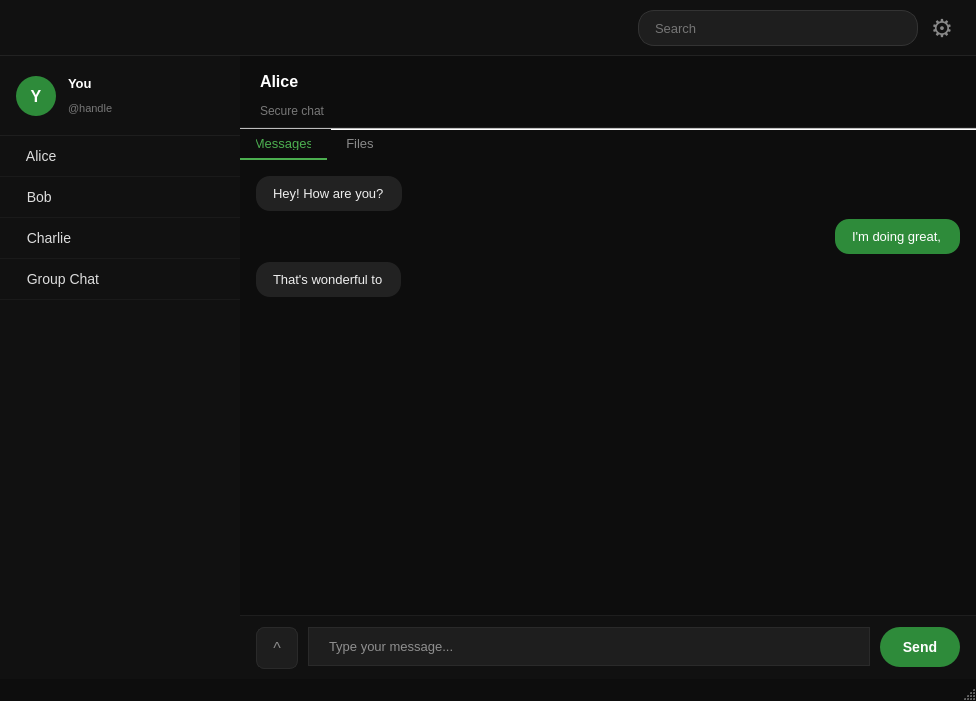
First picture: the form in Peer2Pear_QtProj/mainwindow.ui, repository zjones2142/Peer2Pear, before the edit.
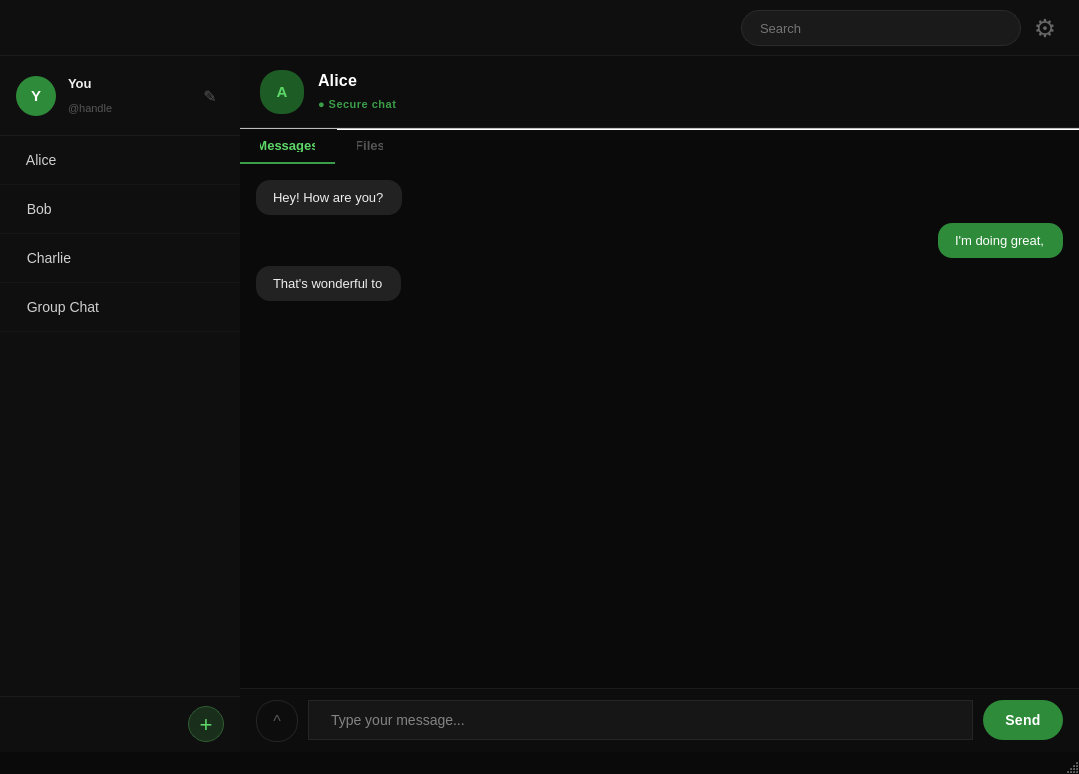
Second picture: the form after the edit.

Patch:
```diff
--- a/Peer2Pear_QtProj/mainwindow.ui
+++ b/Peer2Pear_QtProj/mainwindow.ui
@@ -6,8 +6,8 @@
    <rect>
     <x>0</x>
     <y>0</y>
-    <width>976</width>
-    <height>701</height>
+    <width>1079</width>
+    <height>774</height>
    </rect>
   </property>
   <property name="minimumSize">
@@ -20,49 +20,90 @@
    <string>P2P Chat</string>
   </property>
   <property name="styleSheet">
-   <string notr="true">QMainWindow, QWidget#centralwidget, QWidget#appWidget { background-color: #0d0d0d; color: #ffffff; }
-QWidget#topHeader { background-color: #111111; border-bottom: 1px solid #222222; }
-QLabel#logoLabel { color: #ffffff; font-size: 18px; font-weight: bold; padding-left: 12px; }
-QLineEdit#searchEdit_12 { background-color: #1e1e1e; color: #cccccc; border: 1px solid #333333; border-radius: 16px; padding: 6px 14px; font-size: 13px; }
-QToolButton#settingsBtn_12 { background-color: transparent; border: none; color: #888888; font-size: 18px; padding: 4px; }
-QToolButton#settingsBtn_12:hover { color: #ffffff; }
-QWidget#sidebarWidget { background-color: #111111; border-right: 1px solid #1e1e1e; }
-QWidget#profileWidget { background-color: #111111; border-bottom: 1px solid #1e1e1e; }
-QLabel#profileAvatarLabel { background-color: #2e8b3a; color: #ffffff; font-size: 16px; font-weight: bold; border-radius: 20px; min-width: 40px; max-width: 40px; min-height: 40px; max-height: 40px; }
-QLabel#profileNameLabel { color: #ffffff; font-size: 13px; font-weight: bold; }
-QLabel#profileHandleLabel { color: #777777; font-size: 11px; }
-QListWidget#chatList { background-color: #111111; border: none; outline: none; font-size: 14px; color: #dddddd; }
-QListWidget#chatList::item { padding: 12px 16px; border-bottom: 1px solid #1a1a1a; }
-QListWidget#chatList::item:selected { background-color: #1e1e1e; color: #ffffff; }
-QListWidget#chatList::item:hover { background-color: #181818; }
-QWidget#contentWidget { background-color: #0d0d0d; }
-QWidget#chatHeader { background-color: #0d0d0d; border-bottom: 1px solid #1e1e1e; }
-QLabel#chatTitleLabel { color: #ffffff; font-size: 16px; font-weight: bold; }
-QLabel#chatSubLabel { color: #777777; font-size: 12px; }
-QWidget#contentContainer { background-color: #0d0d0d; }
-QTabWidget#mainTabs { background-color: #0d0d0d; }
-QTabWidget#mainTabs::pane { border: none; background-color: #0d0d0d; }
-QTabBar::tab { background-color: transparent; color: #888888; font-size: 13px; padding: 8px 16px; border: none; border-bottom: 2px solid transparent; margin-right: 4px; }
-QTabBar::tab:selected { color: #4caf50; border-bottom: 2px solid #4caf50; }
-QTabBar::tab:hover { color: #cccccc; }
-QScrollArea#messageScroll { background-color: #0d0d0d; border: none; }
-QWidget#scrollAreaWidgetContents { background-color: #0d0d0d; }
-QScrollArea#filesScroll { background-color: #0d0d0d; border: none; }
-QWidget#filesScrollContents { background-color: #0d0d0d; }
-QFrame#fileCard1, QFrame#fileCard2, QFrame#fileCard3 { background-color: #1a1a1a; border: 1px solid #2a2a2a; border-radius: 10px; }
-QLabel#fileThumb1, QLabel#fileThumb2, QLabel#fileThumb3 { background-color: #222222; color: #555555; font-size: 36px; border-radius: 6px; min-height: 140px; }
+   <string notr="true">/* ── Base ── */
+QMainWindow, QWidget#centralwidget, QWidget#appWidget { background-color: #0a0a0a; color: #f0f0f0; font-family: &quot;Segoe UI&quot;, &quot;SF Pro Text&quot;, Arial, sans-serif; }
+
+/* ── Top Header ── */
+QWidget#topHeader { background-color: #0f0f0f; border-bottom: 1px solid #1c1c1c; }
+QLabel#logoLabel { color: #ffffff; font-size: 18px; font-weight: bold; padding-left: 8px; }
+
+/* ── Search bar ── */
+QLineEdit#searchEdit_12 { background-color: #1a1a1a; color: #cccccc; border: 1px solid #2a2a2a; border-radius: 18px; padding: 7px 16px 7px 16px; font-size: 13px; selection-background-color: #3a9e48; }
+QLineEdit#searchEdit_12:focus { border: 1px solid #3a9e48; color: #ffffff; }
+QLineEdit#searchEdit_12::placeholder { color: #555555; }
+
+/* ── Settings button ── */
+QToolButton#settingsBtn_12 { background-color: transparent; border: none; color: #666666; font-size: 18px; padding: 4px; border-radius: 6px; }
+QToolButton#settingsBtn_12:hover { color: #aaffb0; background-color: #1a1a1a; }
+
+/* ── Sidebar ── */
+QWidget#sidebarWidget { background-color: #0f0f0f; border-right: 1px solid #1c1c1c; }
+QWidget#profileWidget { background-color: #0f0f0f; border-bottom: 1px solid #1c1c1c; }
+
+/* ── Profile avatar ── */
+QLabel#profileAvatarLabel { background-color: #2e8b3a; color: #ffffff; font-size: 15px; font-weight: bold; border-radius: 20px; min-width: 40px; max-width: 40px; min-height: 40px; max-height: 40px; }
+QLabel#profileNameLabel { color: #f0f0f0; font-size: 13px; font-weight: bold; }
+QLabel#profileHandleLabel { color: #555555; font-size: 11px; }
+
+/* ── New chat button ── */
+QPushButton#newChatBtn { background-color: #1a2e1c; color: #5dd868; border: 1px solid #2e5e30; border-radius: 8px; font-size: 12px; font-weight: bold; padding: 6px 12px; }
+QPushButton#newChatBtn:hover { background-color: #223a24; border-color: #3a9e48; color: #7aee85; }
+
+/* ── Chat list ── */
+QListWidget#chatList { background-color: #0f0f0f; border: none; outline: none; font-size: 14px; color: #d0d0d0; }
+QListWidget#chatList::item { padding: 14px 16px; border-bottom: 1px solid #161616; min-height: 20px; }
+QListWidget#chatList::item:selected { background-color: #162818; color: #ffffff; border-left: 3px solid #3a9e48; padding-left: 13px; }
+QListWidget#chatList::item:hover:!selected { background-color: #141414; }
+
+/* ── Scrollbars ── */
+QScrollBar:vertical { background-color: transparent; width: 6px; margin: 0; }
+QScrollBar::handle:vertical { background-color: #2a2a2a; border-radius: 3px; min-height: 30px; }
+QScrollBar::handle:vertical:hover { background-color: #3a9e48; }
+QScrollBar::add-line:vertical, QScrollBar::sub-line:vertical { height: 0; }
+QScrollBar:horizontal { height: 0; }
+
+/* ── Content area ── */
+QWidget#contentWidget { background-color: #0a0a0a; }
+QWidget#chatHeader { background-color: #0d0d0d; border-bottom: 1px solid #1c1c1c; }
+QLabel#chatTitleLabel { color: #ffffff; font-size: 16px; font-weight: bold; letter-spacing: 0.2px; }
+QLabel#chatSubLabel { color: #3a9e48; font-size: 11px; font-weight: bold; letter-spacing: 0.5px; }
+QWidget#contentContainer { background-color: #0a0a0a; }
+
+/* ── Tabs ── */
+QTabWidget#mainTabs { background-color: #0a0a0a; }
+QTabWidget#mainTabs::pane { border: none; background-color: #0a0a0a; }
+QTabBar::tab { background-color: transparent; color: #555555; font-size: 13px; padding: 10px 20px; border: none; border-bottom: 2px solid transparent; margin-right: 2px; font-weight: 500; }
+QTabBar::tab:selected { color: #5dd868; border-bottom: 2px solid #3a9e48; }
+QTabBar::tab:hover:!selected { color: #aaaaaa; }
+
+/* ── Message scroll ── */
+QScrollArea#messageScroll { background-color: #0a0a0a; border: none; }
+QWidget#scrollAreaWidgetContents { background-color: #0a0a0a; }
+
+/* ── Files ── */
+QScrollArea#filesScroll { background-color: #0a0a0a; border: none; }
+QWidget#filesScrollContents { background-color: #0a0a0a; }
+QFrame#fileCard1, QFrame#fileCard2, QFrame#fileCard3 { background-color: #141414; border: 1px solid #222222; border-radius: 12px; }
+QLabel#fileThumb1, QLabel#fileThumb2, QLabel#fileThumb3 { background-color: #1a1a1a; color: #444444; font-size: 36px; border-radius: 8px; min-height: 140px; }
 QLabel#fileName1, QLabel#fileName2, QLabel#fileName3 { color: #eeeeee; font-size: 13px; font-weight: bold; }
-QLabel#fileSize1, QLabel#fileSize2, QLabel#fileSize3 { color: #888888; font-size: 11px; }
-QLabel#fileSender1, QLabel#fileSender2, QLabel#fileSender3 { color: #666666; font-size: 11px; }
-QPushButton#dlBtn1, QPushButton#dlBtn2, QPushButton#dlBtn3 { background-color: #2e8b3a; color: #ffffff; border: none; border-radius: 6px; font-size: 13px; font-weight: bold; padding: 8px; min-height: 36px; }
-QPushButton#dlBtn1:hover, QPushButton#dlBtn2:hover, QPushButton#dlBtn3:hover { background-color: #36a344; }
-QWidget#inputBar { background-color: #111111; border-top: 1px solid #1e1e1e; }
-QToolButton#attachBtn { background-color: #1e1e1e; border: 1px solid #2a2a2a; border-radius: 8px; color: #888888; font-size: 16px; min-width: 40px; max-width: 40px; min-height: 40px; max-height: 40px; }
-QToolButton#attachBtn:hover { background-color: #252525; color: #cccccc; }
-QLineEdit#messageInput { background-color: #1e1e1e; color: #ffffff; border: 1px solid #2a2a2a; border-radius: 20px; padding: 10px 18px; font-size: 13px; }
-QPushButton#sendBtn { background-color: #2e8b3a; color: #ffffff; border: none; border-radius: 20px; font-size: 14px; font-weight: bold; min-width: 80px; max-width: 80px; min-height: 40px; max-height: 40px; }
-QPushButton#sendBtn:hover { background-color: #36a344; }
-QPushButton#sendBtn:pressed { background-color: #266e2e; }</string>
+QLabel#fileSize1, QLabel#fileSize2, QLabel#fileSize3 { color: #666666; font-size: 11px; }
+QLabel#fileSender1, QLabel#fileSender2, QLabel#fileSender3 { color: #444444; font-size: 11px; }
+QPushButton#dlBtn1, QPushButton#dlBtn2, QPushButton#dlBtn3 { background-color: #1e5c26; color: #5dd868; border: 1px solid #2e7a36; border-radius: 8px; font-size: 13px; font-weight: bold; padding: 8px; min-height: 36px; }
+QPushButton#dlBtn1:hover, QPushButton#dlBtn2:hover, QPushButton#dlBtn3:hover { background-color: #266e2e; color: #ffffff; }
+
+/* ── Input bar ── */
+QWidget#inputBar { background-color: #0d0d0d; border-top: 1px solid #1c1c1c; }
+QToolButton#attachBtn { background-color: transparent; border: 1px solid #252525; border-radius: 20px; color: #555555; font-size: 16px; min-width: 40px; max-width: 40px; min-height: 40px; max-height: 40px; }
+QToolButton#attachBtn:hover { background-color: #1a1a1a; border-color: #3a3a3a; color: #aaaaaa; }
+QLineEdit#messageInput { background-color: #161616; color: #f0f0f0; border: 1px solid #252525; border-radius: 22px; padding: 11px 20px; font-size: 14px; selection-background-color: #2e8b3a; }
+QLineEdit#messageInput:focus { border: 1px solid #2e6e32; background-color: #181818; }
+QPushButton#sendBtn { background-color: #2e8b3a; color: #ffffff; border: none; border-radius: 20px; font-size: 14px; font-weight: bold; min-width: 80px; max-width: 80px; min-height: 40px; max-height: 40px; letter-spacing: 0.3px; }
+QPushButton#sendBtn:hover { background-color: #38a844; }
+QPushButton#sendBtn:pressed { background-color: #226228; }
+
+/* ── Edit / Add buttons ── */
+QToolButton#editProfileBtn, QToolButton#editItemBtn { background-color: transparent; border: none; color: #555555; font-size: 16px; border-radius: 6px; }
+QToolButton#editProfileBtn:hover, QToolButton#editItemBtn:hover { color: #5dd868; background-color: #1a2e1c; }</string>
   </property>
   <widget class="QWidget" name="centralwidget">
    <layout class="QVBoxLayout" name="centralLayout">
@@ -304,6 +345,44 @@
                   </layout>
                  </widget>
                 </item>
+                <item>
+                 <spacer name="profileSpacer">
+                  <property name="orientation">
+                   <enum>Qt::Orientation::Horizontal</enum>
+                  </property>
+                  <property name="sizeHint" stdset="0">
+                   <size>
+                    <width>1</width>
+                    <height>20</height>
+                   </size>
+                  </property>
+                 </spacer>
+                </item>
+                <item>
+                 <widget class="QToolButton" name="editProfileBtn">
+                  <property name="minimumSize">
+                   <size>
+                    <width>28</width>
+                    <height>28</height>
+                   </size>
+                  </property>
+                  <property name="maximumSize">
+                   <size>
+                    <width>28</width>
+                    <height>28</height>
+                   </size>
+                  </property>
+                  <property name="styleSheet">
+                   <string notr="true">QToolButton { background-color: transparent; border: none; color: #555555; font-size: 16px; border-radius: 6px; } QToolButton:hover { color: #5dd868; background-color: #1a2e1c; }</string>
+                  </property>
+                  <property name="text">
+                   <string>✎</string>
+                  </property>
+                  <property name="toolTip">
+                   <string>Edit your profile</string>
+                  </property>
+                 </widget>
+                </item>
                </layout>
               </widget>
              </item>
@@ -337,6 +416,77 @@
                </item>
               </widget>
              </item>
+             <item>
+              <widget class="QWidget" name="sidebarFooter" native="true">
+               <property name="minimumSize">
+                <size>
+                 <width>0</width>
+                 <height>56</height>
+                </size>
+               </property>
+               <property name="maximumSize">
+                <size>
+                 <width>16777215</width>
+                 <height>56</height>
+                </size>
+               </property>
+               <property name="styleSheet">
+                <string notr="true">background-color: #0f0f0f; border-top: 1px solid #1c1c1c;</string>
+               </property>
+               <layout class="QHBoxLayout" name="sidebarFooterLayout">
+                <property name="leftMargin">
+                 <number>16</number>
+                </property>
+                <property name="topMargin">
+                 <number>10</number>
+                </property>
+                <property name="rightMargin">
+                 <number>16</number>
+                </property>
+                <property name="bottomMargin">
+                 <number>10</number>
+                </property>
+                <item>
+                 <spacer name="footerSpacer">
+                  <property name="orientation">
+                   <enum>Qt::Orientation::Horizontal</enum>
+                  </property>
+                  <property name="sizeHint" stdset="0">
+                   <size>
+                    <width>40</width>
+                    <height>20</height>
+                   </size>
+                  </property>
+                 </spacer>
+                </item>
+                <item>
+                 <widget class="QToolButton" name="addContactBtn">
+                  <property name="minimumSize">
+                   <size>
+                    <width>36</width>
+                    <height>36</height>
+                   </size>
+                  </property>
+                  <property name="maximumSize">
+                   <size>
+                    <width>36</width>
+                    <height>36</height>
+                   </size>
+                  </property>
+                  <property name="styleSheet">
+                   <string notr="true">QToolButton { background-color: #1a2e1c; border: 1px solid #2e5e30; color: #5dd868; font-size: 22px; border-radius: 18px; } QToolButton:hover { background-color: #223a24; border-color: #3a9e48; color: #7aee85; }</string>
+                  </property>
+                  <property name="text">
+                   <string>+</string>
+                  </property>
+                  <property name="toolTip">
+                   <string>Add contact or group</string>
+                  </property>
+                 </widget>
+                </item>
+               </layout>
+              </widget>
+             </item>
             </layout>
            </widget>
           </item>
@@ -369,42 +519,83 @@
                  <height>72</height>
                 </size>
                </property>
-               <layout class="QVBoxLayout" name="verticalLayout_14">
+               <layout class="QHBoxLayout" name="chatHeaderLayout">
                 <property name="spacing">
-                 <number>2</number>
+                 <number>14</number>
                 </property>
                 <property name="leftMargin">
                  <number>20</number>
                 </property>
                 <property name="topMargin">
-                 <number>12</number>
+                 <number>14</number>
                 </property>
                 <property name="rightMargin">
                  <number>20</number>
                 </property>
                 <property name="bottomMargin">
-                 <number>4</number>
+                 <number>14</number>
                 </property>
                 <item>
-                 <widget class="QLabel" name="chatTitleLabel">
-                  <property name="font">
-                   <font>
-                    <pointsize>-1</pointsize>
-                    <bold>true</bold>
-                   </font>
+                 <widget class="QLabel" name="chatAvatarLabel">
+                  <property name="styleSheet">
+                   <string notr="true">background-color: #1e5c26; color: #5dd868; font-size: 15px; font-weight: bold; border-radius: 20px; min-width: 44px; max-width: 44px; min-height: 44px; max-height: 44px;</string>
                   </property>
                   <property name="text">
-                   <string>Alice</string>
+                   <string>A</string>
                   </property>
+                  <property name="alignment">
+                   <set>Qt::AlignmentFlag::AlignCenter</set>
+                  </property>
                  </widget>
                 </item>
                 <item>
-                 <widget class="QLabel" name="chatSubLabel">
-                  <property name="text">
-                   <string>Secure chat</string>
-                  </property>
+                 <widget class="QWidget" name="chatHeaderTextWidget" native="true">
+                  <layout class="QVBoxLayout" name="chatHeaderTextLayout">
+                   <property name="spacing">
+                    <number>3</number>
+                   </property>
+                   <property name="margin" stdset="0">
+                    <number>0</number>
+                   </property>
+                   <item>
+                    <widget class="QLabel" name="chatTitleLabel">
+                     <property name="font">
+                      <font>
+                       <pointsize>-1</pointsize>
+                       <bold>true</bold>
+                      </font>
+                     </property>
+                     <property name="text">
+                      <string>Alice</string>
+                     </property>
+                    </widget>
+                   </item>
+                   <item>
+                    <widget class="QLabel" name="chatSubLabel">
+                     <property name="text">
+                      <string>● Secure chat</string>
+                     </property>
+                    </widget>
+                   </item>
+                  </layout>
                  </widget>
                 </item>
+                <item>
+                 <spacer name="chatHeaderSpacer">
+                  <property name="orientation">
+                   <enum>Qt::Orientation::Horizontal</enum>
+                  </property>
+                  <property name="sizeType">
+                   <enum>QSizePolicy::Policy::Expanding</enum>
+                  </property>
+                  <property name="sizeHint" stdset="0">
+                   <size>
+                    <width>40</width>
+                    <height>20</height>
+                   </size>
+                  </property>
+                 </spacer>
+                </item>
                </layout>
               </widget>
              </item>
@@ -473,8 +664,8 @@
                         <rect>
                          <x>0</x>
                          <y>0</y>
-                         <width>736</width>
-                         <height>431</height>
+                         <width>839</width>
+                         <height>504</height>
                         </rect>
                        </property>
                        <property name="sizePolicy">
```
Left out of the diff: 6 changed lines with no effect on the pictures.
